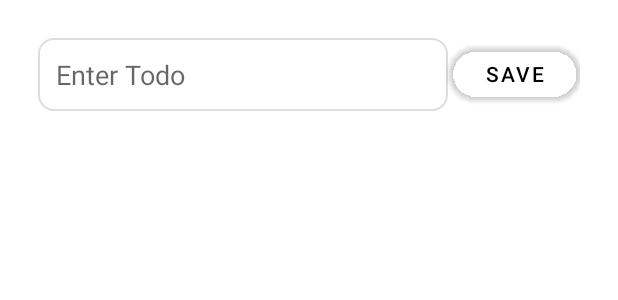
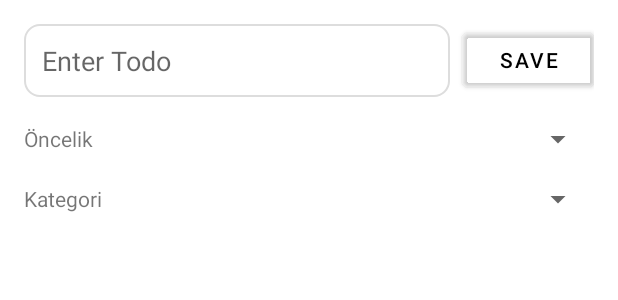
Before and after one commit to AliGalip75/Todo_List, an Android app: the layout bottom_sheet_layout.xml on its own in the app's theme, with its tools: preview values and no code run, on a phone screen of 412 x 824 dp. Shown: the top 300 px of the screen. Run offline under Robolectric (Android 15) with nearby library versions, the phone set to English and light mode, and no system bars.

Commit message:
last commit2

```diff
--- a/app/build.gradle.kts
+++ b/app/build.gradle.kts
@@ -28,8 +28,8 @@ android {
         }
     }
     compileOptions {
-        sourceCompatibility = JavaVersion.VERSION_11
-        targetCompatibility = JavaVersion.VERSION_11
+        sourceCompatibility = JavaVersion.VERSION_17
+        targetCompatibility = JavaVersion.VERSION_17
     }
     buildFeatures {
         viewBinding = true
--- a/app/src/main/java/com/example/todo_list/data/TaskRepository.java
+++ b/app/src/main/java/com/example/todo_list/data/TaskRepository.java
@@ -28,4 +28,8 @@ public class TaskRepository {
         TaskDatabase.databaseWriteExecutor.execute( () -> taskDao.update(task));
     }
 
+    public LiveData<List<Task>> getSortedTasks() {
+        return taskDao.getTasksSortedByDateAndPriority();
+    }
+
 }
--- a/app/src/main/java/com/example/todo_list/ui/home/HomeFragment.java
+++ b/app/src/main/java/com/example/todo_list/ui/home/HomeFragment.java
@@ -49,8 +49,8 @@ public class HomeFragment extends Fragment {
         // Haftanın gününü al (0=Pazartesi, 6=Pazar)
         int currentDayOfWeek = LocalDate.now().getDayOfWeek().getValue() - 1; // Java'da Pazartesi=1, Pazar=7
         if (currentDayOfWeek < 0) currentDayOfWeek = 6; // Pazar için düzeltme
+        int finalCurrentDayOfWeek = currentDayOfWeek;
 
-        int finalCurrentDayOfWeek = currentDayOfWeek;
         TaskAdapter adapter = new TaskAdapter(
                 task -> {
                     if (!task.getDone()) {
--- a/app/src/main/java/com/example/todo_list/ui/home/HomeViewModel.java
+++ b/app/src/main/java/com/example/todo_list/ui/home/HomeViewModel.java
@@ -12,8 +12,9 @@ import java.util.List;
 
 public class HomeViewModel extends AndroidViewModel {
 
-    private TaskRepository repository;
+    private final TaskRepository repository;
     private LiveData<List<Task>> allTasks;
+
     public HomeViewModel(@NonNull Application application) {
         super(application);
         repository = new TaskRepository(application);
@@ -21,7 +22,7 @@ public class HomeViewModel extends AndroidViewModel {
     }
 
     public LiveData<List<Task>> getAllTasks() {
-        allTasks = repository.getAllTasks();
+        allTasks = repository.getSortedTasks();
         return allTasks;
     }
 
--- /dev/null
+++ b/app/src/main/res/drawable/bg_category.xml
@@ -0,0 +1,6 @@
+<?xml version="1.0" encoding="utf-8"?>
+<!-- res/drawable/bg_category.xml -->
+<shape xmlns:android="http://schemas.android.com/apk/res/android" android:shape="rectangle">
+    <solid android:color="#EEEEEE"/>
+    <corners android:radius="8dp"/>
+</shape>
--- a/app/src/main/res/layout/bottom_sheet_layout.xml
+++ b/app/src/main/res/layout/bottom_sheet_layout.xml
@@ -1,32 +1,76 @@
-<LinearLayout xmlns:android="http://schemas.android.com/apk/res/android"
+<LinearLayout
+xmlns:android="http://schemas.android.com/apk/res/android"
+android:orientation="vertical"
+android:padding="16dp"
+android:layout_width="match_parent"
+android:layout_height="wrap_content">
+
+    <!-- 1. satır: görev metni + buton -->
+    <LinearLayout
+        android:orientation="horizontal"
         android:layout_width="match_parent"
         android:layout_height="wrap_content"
-    xmlns:app="http://schemas.android.com/apk/res-auto"
-    android:orientation="horizontal"
-    android:padding="25dp"
-    android:gravity="center">
+        android:gravity="center_vertical">
 
         <EditText
             android:id="@+id/newTaskEdit"
             android:layout_width="0dp"
+            android:layout_weight="1"
             android:layout_height="wrap_content"
-        android:layout_weight="1"
             android:hint="Enter Todo"
-        android:imeOptions="actionDone"
             android:background="@drawable/rounded_edittext"
-        android:padding="12dp"
-        android:inputType="textMultiLine"
-        android:maxLines="5"
-        android:scrollbars="vertical"
-        android:overScrollMode="always"
-        android:gravity="top|start" />
+            android:padding="12dp"/>
 
         <com.google.android.material.button.MaterialButton
             android:id="@+id/addTaskButton"
             android:layout_width="wrap_content"
             android:layout_height="wrap_content"
-        app:cornerRadius="20dp"
             android:text="Save"
             android:backgroundTint="@android:color/transparent"
-        android:textColor="?attr/colorOnBackground"/>
+            android:textColor="?attr/colorOnBackground"
+            android:layout_marginStart="8dp"/>
     </LinearLayout>
+
+    <!-- 2. satır: Öncelik -->
+    <LinearLayout
+        android:orientation="horizontal"
+        android:layout_width="match_parent"
+        android:layout_height="wrap_content"
+        android:layout_marginTop="16dp"
+        android:gravity="center_vertical">
+
+        <TextView
+            android:layout_width="wrap_content"
+            android:layout_height="wrap_content"
+            android:text="Öncelik"
+            android:layout_marginEnd="8dp"/>
+
+        <Spinner
+            android:id="@+id/spinnerPriority"
+            android:layout_width="0dp"
+            android:layout_weight="1"
+            android:layout_height="wrap_content"/>
+    </LinearLayout>
+
+    <!-- 3. satır: Kategori -->
+    <LinearLayout
+        android:orientation="horizontal"
+        android:layout_width="match_parent"
+        android:layout_height="wrap_content"
+        android:layout_marginTop="16dp"
+        android:gravity="center_vertical">
+
+        <TextView
+            android:layout_width="wrap_content"
+            android:layout_height="wrap_content"
+            android:text="Kategori"
+            android:layout_marginEnd="8dp"/>
+
+        <Spinner
+            android:id="@+id/spinnerCategory"
+            android:layout_width="0dp"
+            android:layout_weight="1"
+            android:layout_height="wrap_content"/>
+    </LinearLayout>
+
+</LinearLayout>
--- a/app/src/main/res/values/colors.xml
+++ b/app/src/main/res/values/colors.xml
@@ -8,6 +8,9 @@
     <color name="black">#FF000000</color>
 
     <color name="error">#B00020</color>
+    <color name="high">#ee0224</color>
+    <color name="medium">#ffad00</color>
+    <color name="low">#00ff76</color>
     <color name="white">#FFFFFFFF</color>
     <color name="selected">#FF000000</color>
     <color name="unselected">#AFAAAA</color>
```
Also changed, not shown: app/src/main/java/com/example/todo_list/data/Task.java (+20 -0 lines), app/src/main/java/com/example/todo_list/data/TaskDao.java (+17 -1 lines), app/src/main/java/com/example/todo_list/data/TaskDatabase.java (+26 -4 lines), app/src/main/java/com/example/todo_list/ui/calendar/TaskBottomSheetFragment.java (+45 -7 lines), app/src/main/java/com/example/todo_list/ui/home/TaskAdapter.java (+24 -0 lines), app/src/main/res/layout/item_task.xml (+27 -0 lines). Lines whose indentation alone changed are shown as unchanged.
